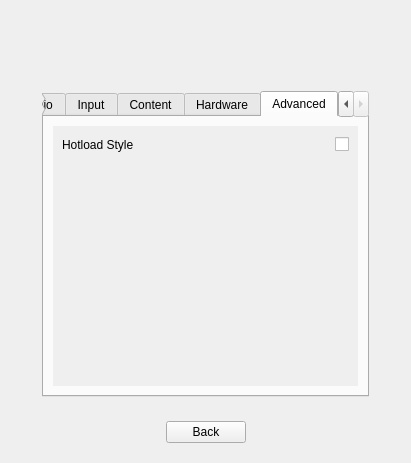
Qt form src/SettingsScreen.ui (RemotelyChaotic/JOIPEngine) before a commit.
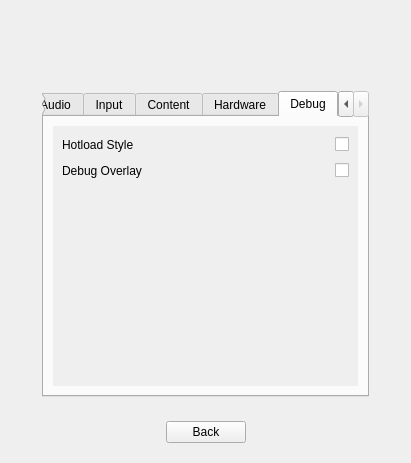
The same form after that commit. The open tabs and pages were chosen to show the change. Custom widgets are drawn as their Qt base class.

Commit message: Added a debug overlay

```diff
--- a/src/SettingsScreen.ui
+++ b/src/SettingsScreen.ui
@@ -1906,7 +1906,7 @@
      </widget>
      <widget class="QWidget" name="pTabAdvanced">
       <attribute name="title">
-       <string>Advanced</string>
+       <string>Debug</string>
       </attribute>
       <layout class="QGridLayout" name="gridLayout_9">
        <item row="0" column="0">
@@ -1928,7 +1928,7 @@
            <rect>
             <x>0</x>
             <y>0</y>
-            <width>285</width>
+            <width>284</width>
             <height>235</height>
            </rect>
           </property>
@@ -1984,6 +1984,51 @@
              </layout>
             </widget>
            </item>
+           <item>
+            <widget class="QWidget" name="pDebugOverlayContainer" native="true">
+             <layout class="QHBoxLayout" name="horizontalLayout_27">
+              <property name="leftMargin">
+               <number>0</number>
+              </property>
+              <property name="topMargin">
+               <number>0</number>
+              </property>
+              <property name="rightMargin">
+               <number>0</number>
+              </property>
+              <property name="bottomMargin">
+               <number>0</number>
+              </property>
+              <item>
+               <widget class="QLabel" name="label_32">
+                <property name="text">
+                 <string>Debug Overlay</string>
+                </property>
+               </widget>
+              </item>
+              <item>
+               <spacer name="horizontalSpacer_30">
+                <property name="orientation">
+                 <enum>Qt::Horizontal</enum>
+                </property>
+                <property name="sizeHint" stdset="0">
+                 <size>
+                  <width>166</width>
+                  <height>20</height>
+                 </size>
+                </property>
+               </spacer>
+              </item>
+              <item>
+               <widget class="QCheckBox" name="pDebugOverlayCheckBox">
+                <property name="text">
+                 <string/>
+                </property>
+               </widget>
+              </item>
+             </layout>
+            </widget>
+           </item>
            <item>
             <spacer name="verticalSpacer_4">
              <property name="orientation">
```
Left out of the diff: 8 changed lines with no effect on the pictures. The commit also changes 30 other files.
